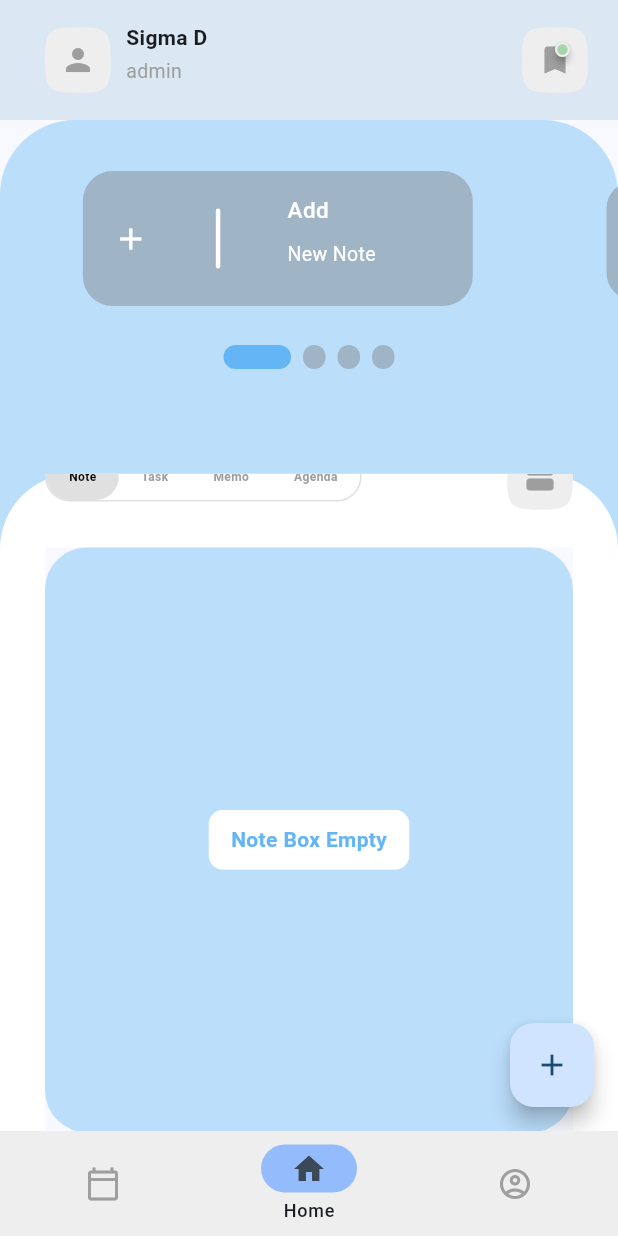
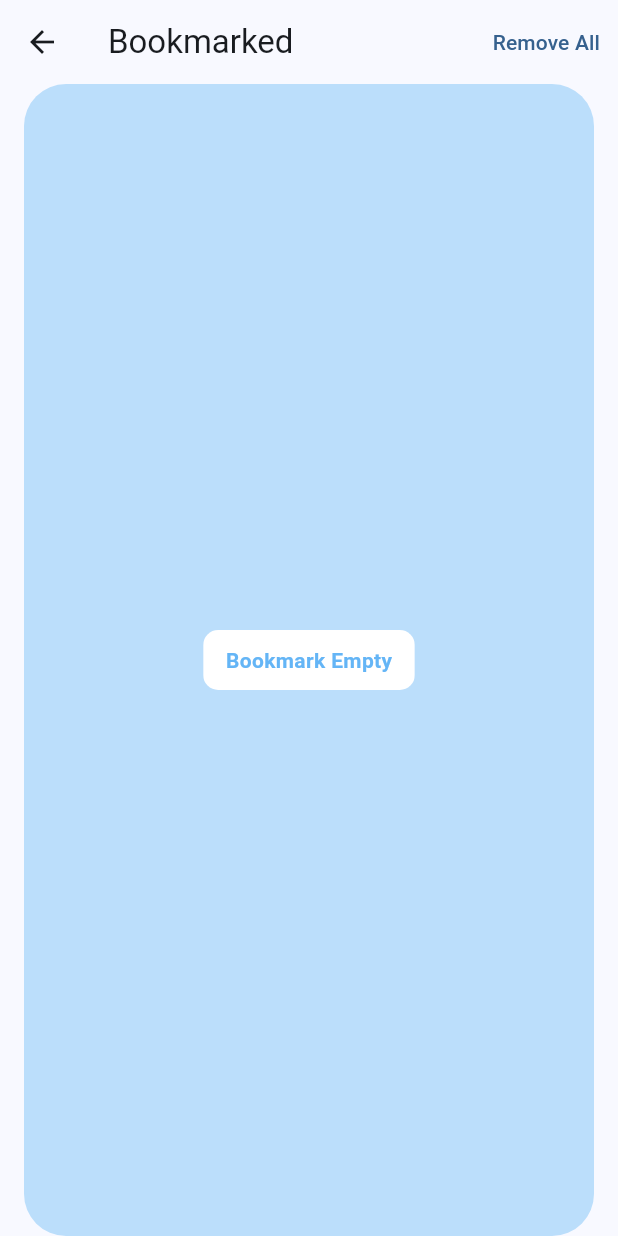
Before and after one commit to Sigma-Dee/OfficialNotes, a Flutter app: the screen it shows after launch, scrolled down 69 dp, after a tap on the "bookmark" icon, on a phone screen of 412 x 824 dp. Run offline on Flutter 3.47's test engine with Material 2 defaults, Android fonts, the phone set to English and light mode, and no system bars; drawn by our look-alikes of badges, carousel_slider, smooth_page_indicator; our stand-ins replace fluttertoast, hive, hive_flutter; accounts and stored records are empty.

Commit message:
Update UI and fix adapter

```diff
--- a/lib/constants/colors.dart
+++ b/lib/constants/colors.dart
@@ -12,11 +12,23 @@ class AppColors {
   static const Color waterColor = Color(0xFFf5f5f5);
 }
 
-List<Color> cardColors = [
+// list colors
+
+List<Color> listColors = [
   Colors.blue.shade100,
   Colors.green.shade100,
   Colors.brown.shade100,
   Colors.orange.shade100,
+];
+
+List<Color> listAccentColors = [
+  Colors.blue.shade300,
+  Colors.green.shade300,
+  Colors.brown.shade300,
+  Colors.orange.shade300,
+];
+
+List<Color> cardColors = [
   Colors.pink.shade100,
   Colors.red.shade100,
   Colors.yellow.shade100,
@@ -24,10 +36,6 @@ List<Color> cardColors = [
 ];
 
 List<Color> waterMarkColors = [
-  Colors.blue.shade300,
-  Colors.green.shade300,
-  Colors.brown.shade300,
-  Colors.orange.shade300,
   Colors.pink.shade300,
   Colors.red.shade300,
   Colors.yellow.shade300,
--- a/lib/data/handler.dart
+++ b/lib/data/handler.dart
@@ -23,22 +23,6 @@ List<String> buttonText = [
   'Agenda',
 ];
 
-// list colors
-
-List<Color> listColors = [
-  Colors.blue.shade100,
-  Colors.green.shade100,
-  Colors.brown.shade100,
-  Colors.orange.shade100,
-];
-
-List<Color> listAccentColors = [
-  Colors.blue.shade300,
-  Colors.green.shade300,
-  Colors.brown.shade300,
-  Colors.orange.shade300,
-];
-
 // note
 List<Note> deletedNotes = [];
 List<Note> savedNotes = [];
--- /dev/null
+++ b/lib/pages/views/bookmark_page.dart
@@ -0,0 +1,115 @@
+import 'package:flutter/material.dart';
+import 'package:official_app/data/handler.dart';
+
+class Bookmarked extends StatefulWidget {
+  const Bookmarked({super.key});
+
+  @override
+  State<Bookmarked> createState() => _BookmarkedState();
+}
+
+class _BookmarkedState extends State<Bookmarked> {
+  // check list
+  bool isListEmpty() {
+    if (savedNotes.isEmpty) {
+      return true;
+    } else {
+      return false;
+    }
+  }
+
+  @override
+  void initState() {
+    super.initState();
+  }
+
+  void updateUI() {
+    setState(() {});
+  }
+
+  @override
+  Widget build(BuildContext context) {
+    Color hardColor = Colors.blue.shade300;
+    Color softColor = Colors.blue.shade100;
+
+    return Scaffold(
+      appBar: AppBar(
+        title: Text('Bookmarked'),
+        actions: [
+          TextButton(
+            onPressed: () {},
+            child: Text('Remove All'),
+          ),
+        ],
+      ),
+      body: Padding(
+        padding: const EdgeInsets.symmetric(horizontal: 16),
+        child: isListEmpty()
+            ? ClipRRect(
+                borderRadius: const BorderRadius.all(
+                  Radius.circular(28),
+                ),
+                child: Container(
+                  color: softColor,
+                  child: Center(
+                    child: ClipRRect(
+                      borderRadius: const BorderRadius.all(
+                        Radius.circular(10),
+                      ),
+                      child: Container(
+                        padding: const EdgeInsets.symmetric(
+                          horizontal: 15,
+                          vertical: 10,
+                        ),
+                        color: Colors.white,
+                        child: Text(
+                          'Bookmark Empty',
+                          style: TextStyle(
+                            color: hardColor,
+                            fontWeight: FontWeight.bold,
+                          ),
+                        ),
+                      ),
+                    ),
+                  ),
+                ),
+              )
+            : ListView.builder(
+                itemCount: savedNotes.length,
+                itemBuilder: (context, index) {
+                  return Card(
+                    color: softColor,
+                    child: Padding(
+                      padding: const EdgeInsets.all(10),
+                      child: ListTile(
+                        title: Text(
+                          savedNotes[index].noteTitle.toUpperCase(),
+                          style: const TextStyle(
+                            color: Colors.black,
+                            fontWeight: FontWeight.bold,
+                            fontSize: 12,
+                            height: 1.5,
+                            overflow: TextOverflow.ellipsis,
+                          ),
+                        ),
+                        subtitle: Text(
+                          savedNotes[index].noteContent,
+                          style: const TextStyle(
+                            color: Colors.black,
+                            fontSize: 10,
+                            overflow: TextOverflow.ellipsis,
+                          ),
+                        ),
+                        trailing: Icon(
+                          Icons.bookmark,
+                          color: hardColor,
+                        ),
+                      ),
+                    ),
+                  );
+                },
+              ),
+      ),
+    );
+  }
+}
--- a/lib/widgets/saved_icon_button.dart
+++ b/lib/widgets/saved_icon_button.dart
@@ -1,5 +1,6 @@
 import 'package:badges/badges.dart' as badges;
 import 'package:flutter/material.dart';
+import 'package:official_app/pages/views/bookmark_page.dart';
 
 class Saved extends StatelessWidget {
   const Saved({super.key});
@@ -9,7 +10,14 @@ class Saved extends StatelessWidget {
     return Padding(
       padding: const EdgeInsets.only(right: 20),
       child: InkWell(
-        onTap: () {},
+        onTap: () {
+          Navigator.push(
+            context,
+            MaterialPageRoute(
+              builder: (context) => const Bookmarked(),
+            ),
+          );
+        },
         borderRadius: BorderRadius.circular(30),
         child: Container(
           decoration: ShapeDecoration(
```
Also changed, not shown: lib/pages/views/all_notes.dart (+3 -22 lines), 1 other file.
